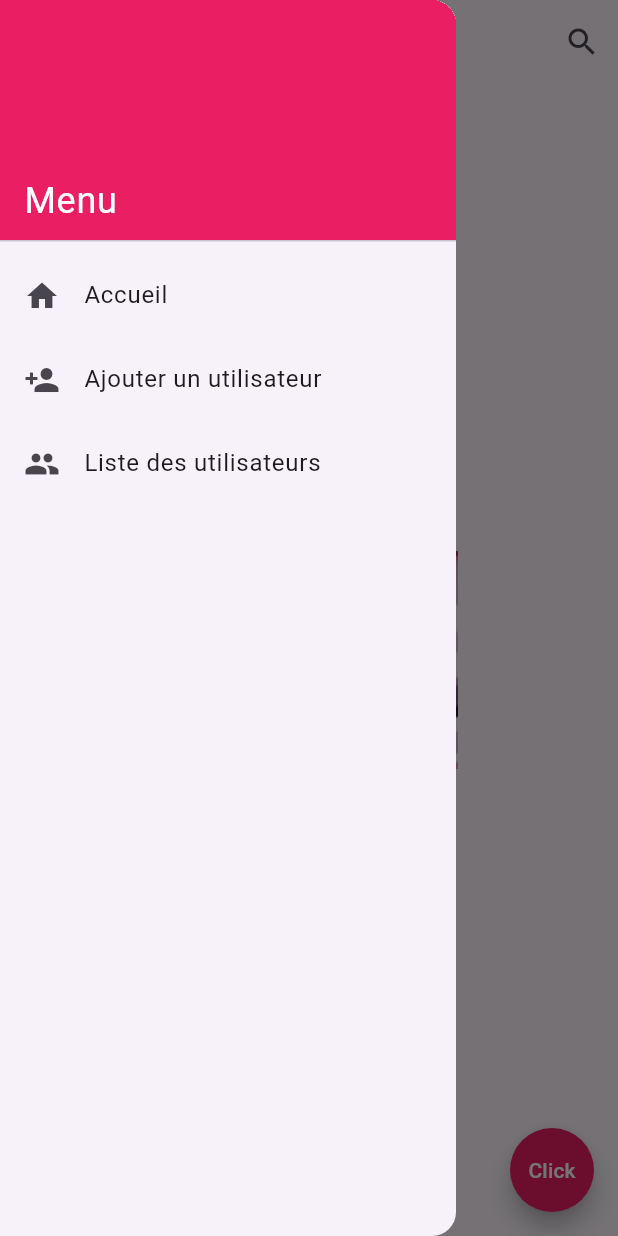
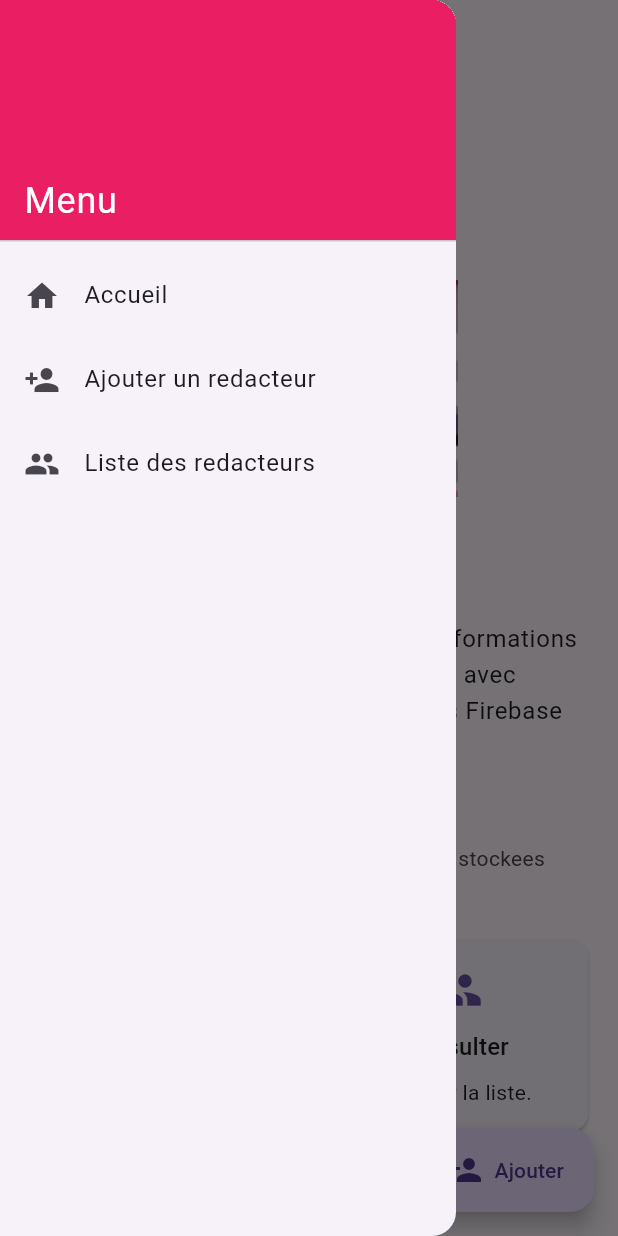
Before and after one commit to DEIVIED/activie3, a Flutter app: the screen it shows after launch, with the side drawer open, on a phone screen of 412 x 824 dp. Run offline on Flutter 3.47's test engine with Material 3 defaults, Android fonts, the phone set to English and light mode, and no system bars; our stand-ins replace cloud_firestore, firebase_core; accounts and stored records are empty.

Commit message:
clean activite3

```diff
--- /dev/null
+++ b/lib/controllers/redacteur_controller.dart
@@ -0,0 +1,44 @@
+import 'package:cloud_firestore/cloud_firestore.dart';
+
+import '../models/redacteur.dart';
+
+class RedacteurController {
+  RedacteurController({FirebaseFirestore? firestore})
+    : _firestore = firestore ?? FirebaseFirestore.instance;
+
+  final FirebaseFirestore _firestore;
+
+  CollectionReference<Map<String, dynamic>> get _collection =>
+      _firestore.collection('redacteurs');
+
+  Stream<List<Redacteur>> listerRedacteurs() {
+    return _collection
+        .orderBy('nom')
+        .snapshots()
+        .map(
+          (snapshot) => snapshot.docs
+              .map((doc) => Redacteur.fromMap(doc.id, doc.data()))
+              .toList(),
+        );
+  }
+
+  Future<void> ajouterRedacteur({
+    required String nom,
+    required String specialite,
+  }) {
+    return _collection.add(Redacteur(nom: nom, specialite: specialite).toMap());
+  }
+
+  Future<void> modifierRedacteur(Redacteur redacteur) {
+    final id = redacteur.id;
+    if (id == null) {
+      return Future.value();
+    }
+
+    return _collection.doc(id).update(redacteur.toMap());
+  }
+
+  Future<void> supprimerRedacteur(String id) {
+    return _collection.doc(id).delete();
+  }
+}
--- a/lib/main.dart
+++ b/lib/main.dart
@@ -16,7 +16,7 @@ class MonAppli extends StatelessWidget {
   @override
   Widget build(BuildContext context) {
     return const MaterialApp(
-      title: 'Magazine',
+      title: 'Magazine Infos',
       debugShowCheckedModeBanner: false,
       home: PageAccueil(),
     );
--- /dev/null
+++ b/lib/models/redacteur.dart
@@ -0,0 +1,19 @@
+class Redacteur {
+  const Redacteur({this.id, required this.nom, required this.specialite});
+
+  final String? id;
+  final String nom;
+  final String specialite;
+
+  Map<String, dynamic> toMap() {
+    return {'nom': nom, 'specialite': specialite};
+  }
+
+  factory Redacteur.fromMap(String id, Map<String, dynamic> map) {
+    return Redacteur(
+      id: id,
+      nom: map['nom'] as String? ?? '',
+      specialite: map['specialite'] as String? ?? '',
+    );
+  }
+}
--- /dev/null
+++ b/lib/views/modifier_redacteur_page.dart
@@ -0,0 +1,40 @@
+import 'package:flutter/material.dart';
+
+import '../controllers/redacteur_controller.dart';
+import '../models/redacteur.dart';
+import '../widgets/redacteur_formulaire.dart';
+
+class ModifierRedacteurPage extends StatelessWidget {
+  const ModifierRedacteurPage({
+    super.key,
+    required this.controller,
+    required this.redacteur,
+  });
+
+  final RedacteurController controller;
+  final Redacteur redacteur;
+
+  @override
+  Widget build(BuildContext context) {
+    return SingleChildScrollView(
+      padding: const EdgeInsets.all(16),
+      child: RedacteurFormulaire(
+        redacteur: redacteur,
+        onEnregistrer: ({required nom, required specialite}) async {
+          await controller.modifierRedacteur(
+            Redacteur(id: redacteur.id, nom: nom, specialite: specialite),
+          );
+
+          if (!context.mounted) {
+            return;
+          }
+
+          ScaffoldMessenger.of(context).showSnackBar(
+            const SnackBar(content: Text('Redacteur modifie avec succes')),
+          );
+          Navigator.pop(context);
+        },
+      ),
+    );
+  }
+}
--- a/lib/views/page_accueil.dart
+++ b/lib/views/page_accueil.dart
@@ -1,12 +1,17 @@
 import 'package:flutter/material.dart';
 
-import '../controllers/accueil_controller.dart';
-import '../models/utilisateur.dart';
+import '../controllers/redacteur_controller.dart';
+import '../models/magazine.dart';
 import '../widgets/menu_navigation.dart';
 import '../widgets/magazine_image.dart';
-import '../widgets/magazine_floating_button.dart';
-import '../widgets/utilisateur_formulaire.dart';
-import '../widgets/utilisateurs_liste.dart';
+import '../widgets/section_icone.dart';
+import '../widgets/section_service.dart';
+import '../widgets/section_texte.dart';
+import '../widgets/section_titre.dart';
+import 'ajout_redacteur_page.dart';
+import 'redacteur_info_page.dart';
+
+enum PageActive { accueil, ajoutRedacteur, listeRedacteurs }
 
 class PageAccueil extends StatefulWidget {
   const PageAccueil({super.key});
@@ -16,91 +21,108 @@ class PageAccueil extends StatefulWidget {
 }
 
 class _PageAccueilState extends State<PageAccueil> {
-  final AccueilController controller = AccueilController();
+  final RedacteurController _redacteurController = RedacteurController();
+  PageActive _pageActive = PageActive.accueil;
 
-  @override
-  void dispose() {
-    controller.dispose();
-    super.dispose();
-  }
+  Magazine get _magazine => const Magazine(
+    titre: 'Magazine Infos',
+    imagePath: 'assets/images/magazineInfo.png',
+    boutonTexte: 'Ajouter',
+  );
 
   @override
   Widget build(BuildContext context) {
-    final magazine = controller.magazine;
-
-    return AnimatedBuilder(
-      animation: controller,
-      builder: (context, _) {
     return Scaffold(
-          appBar: AppBar(
-            title: Text(_titrePage(magazine.titre)),
-            actions: [
-              IconButton(
-                icon: const Icon(Icons.search),
-                onPressed: controller.rechercher,
-              ),
-            ],
-          ),
+      appBar: AppBar(title: Text(_titrePage())),
       drawer: MenuNavigation(
-            onAccueilSelected: controller.afficherAccueil,
-            onAjoutUtilisateurSelected: controller.afficherFormulaireAjout,
-            onListeUtilisateursSelected: controller.afficherListeUtilisateurs,
+        onAccueilSelected: () => _changerPage(PageActive.accueil),
+        onAjoutRedacteurSelected: () => _changerPage(PageActive.ajoutRedacteur),
+        onListeRedacteursSelected: () =>
+            _changerPage(PageActive.listeRedacteurs),
       ),
       body: _contenuPage(),
-          floatingActionButton: controller.pageActive == PageActive.accueil
-              ? MagazineFloatingButton(
-                  label: magazine.boutonTexte,
-                  onPressed: controller.cliquerBouton,
+      floatingActionButton: _pageActive == PageActive.accueil
+          ? FloatingActionButton.extended(
+              onPressed: () => _changerPage(PageActive.ajoutRedacteur),
+              icon: const Icon(Icons.person_add),
+              label: Text(_magazine.boutonTexte),
             )
           : null,
     );
-      },
-    );
   }
 
-  String _titrePage(String titreAccueil) {
-    return switch (controller.pageActive) {
-      PageActive.accueil => titreAccueil,
-      PageActive.ajoutUtilisateur =>
-        controller.utilisateurEnModification == null
-            ? 'Ajouter un utilisateur'
-            : 'Modifier un utilisateur',
-      PageActive.listeUtilisateurs => 'Liste des utilisateurs',
+  String _titrePage() {
+    return switch (_pageActive) {
+      PageActive.accueil => _magazine.titre,
+      PageActive.ajoutRedacteur => 'Ajouter un redacteur',
+      PageActive.listeRedacteurs => 'Liste des redacteurs',
     };
   }
 
   Widget _contenuPage() {
-    return switch (controller.pageActive) {
-      PageActive.accueil => Center(
-        child: MagazineImage(imagePath: controller.magazine.imagePath),
+    return switch (_pageActive) {
+      PageActive.accueil => _accueil(),
+      PageActive.ajoutRedacteur => AjoutRedacteurPage(
+        controller: _redacteurController,
+        onEnregistre: () => _changerPage(PageActive.listeRedacteurs),
       ),
-      PageActive.ajoutUtilisateur => UtilisateurFormulaire(
-        utilisateur: controller.utilisateurEnModification,
-        onEnregistrer: _enregistrerUtilisateur,
-      ),
-      PageActive.listeUtilisateurs => UtilisateursListe(
-        utilisateurs: controller.utilisateurs,
-        onModifier: controller.preparerModification,
-        onSupprimer: controller.supprimerUtilisateur,
+      PageActive.listeRedacteurs => RedacteurInfoPage(
+        controller: _redacteurController,
       ),
     };
   }
 
-  void _enregistrerUtilisateur({
-    Utilisateur? utilisateur,
-    required String fullname,
-    required String email,
-  }) {
-    if (utilisateur == null) {
-      controller.ajouterUtilisateur(fullname: fullname, email: email);
-      return;
+  Widget _accueil() {
+    return SingleChildScrollView(
+      padding: const EdgeInsets.all(16),
+      child: Column(
+        crossAxisAlignment: CrossAxisAlignment.stretch,
+        children: [
+          SectionTitre(titre: _magazine.titre),
+          const SizedBox(height: 16),
+          ClipRRect(
+            borderRadius: BorderRadius.circular(8),
+            child: MagazineImage(imagePath: _magazine.imagePath),
+          ),
+          const SizedBox(height: 16),
+          const SectionTexte(
+            texte:
+                'Application mobile de gestion des informations du magazine et des redacteurs, avec synchronisation en temps reel dans Firebase Firestore.',
+          ),
+          const SizedBox(height: 20),
+          const SectionIcone(
+            icone: Icons.cloud_sync,
+            titre: 'Firestore',
+            sousTitre: 'Les donnees des redacteurs sont stockees en ligne.',
+          ),
+          const SizedBox(height: 12),
+          Row(
+            children: const [
+              Expanded(
+                child: SectionService(
+                  icone: Icons.person_add,
+                  titre: 'Ajouter',
+                  description: 'Creer un redacteur.',
+                ),
+              ),
+              SizedBox(width: 12),
+              Expanded(
+                child: SectionService(
+                  icone: Icons.people,
+                  titre: 'Consulter',
+                  description: 'Afficher la liste.',
+                ),
+              ),
+            ],
+          ),
+        ],
+      ),
+    );
   }
 
-    final id = utilisateur.id;
-    if (id == null) {
-      return;
-    }
-
-    controller.modifierUtilisateur(id: id, fullname: fullname, email: email);
+  void _changerPage(PageActive page) {
+    setState(() {
+      _pageActive = page;
+    });
   }
 }
--- /dev/null
+++ b/lib/views/redacteur_info_page.dart
@@ -0,0 +1,87 @@
+import 'package:flutter/material.dart';
+
+import '../controllers/redacteur_controller.dart';
+import '../models/redacteur.dart';
+import 'modifier_redacteur_page.dart';
+import 'supprimer_redacteur_page.dart';
+
+class RedacteurInfoPage extends StatelessWidget {
+  const RedacteurInfoPage({super.key, required this.controller});
+
+  final RedacteurController controller;
+
+  @override
+  Widget build(BuildContext context) {
+    return StreamBuilder<List<Redacteur>>(
+      stream: controller.listerRedacteurs(),
+      builder: (context, snapshot) {
+        if (snapshot.hasError) {
+          return Center(child: Text('Erreur : ${snapshot.error}'));
+        }
+
+        if (snapshot.connectionState == ConnectionState.waiting) {
+          return const Center(child: CircularProgressIndicator());
+        }
+
+        final redacteurs = snapshot.data ?? [];
+
+        if (redacteurs.isEmpty) {
+          return const Center(child: Text('Aucun redacteur enregistre'));
+        }
+
+        return ListView.separated(
+          padding: const EdgeInsets.all(12),
+          itemCount: redacteurs.length,
+          separatorBuilder: (context, index) => const Divider(height: 1),
+          itemBuilder: (context, index) {
+            final redacteur = redacteurs[index];
+
+            return ListTile(
+              leading: const CircleAvatar(child: Icon(Icons.edit_note)),
+              title: Text(redacteur.nom),
+              subtitle: Text(redacteur.specialite),
+              trailing: Wrap(
+                spacing: 4,
+                children: [
+                  IconButton(
+                    tooltip: 'Modifier',
+                    icon: const Icon(Icons.edit),
+                    onPressed: () => _ouvrirModification(context, redacteur),
+                  ),
+                  IconButton(
+                    tooltip: 'Supprimer',
+                    icon: const Icon(Icons.delete),
+                    onPressed: () => _confirmerSuppression(context, redacteur),
+                  ),
+                ],
+              ),
+            );
+          },
+        );
+      },
+    );
+  }
+
+  void _ouvrirModification(BuildContext context, Redacteur redacteur) {
+    Navigator.push(
+      context,
+      MaterialPageRoute(
+        builder: (context) => Scaffold(
+          appBar: AppBar(title: const Text('Modifier un redacteur')),
+          body: ModifierRedacteurPage(
+            controller: controller,
+            redacteur: redacteur,
+          ),
+        ),
+      ),
+    );
+  }
+
+  void _confirmerSuppression(BuildContext context, Redacteur redacteur) {
+    showDialog<void>(
+      context: context,
+      builder: (context) =>
+          SupprimerRedacteurPage(controller: controller, redacteur: redacteur),
+    );
+  }
+}
--- /dev/null
+++ b/lib/views/supprimer_redacteur_page.dart
@@ -0,0 +1,49 @@
+import 'package:flutter/material.dart';
+
+import '../controllers/redacteur_controller.dart';
+import '../models/redacteur.dart';
+
+class SupprimerRedacteurPage extends StatelessWidget {
+  const SupprimerRedacteurPage({
+    super.key,
+    required this.controller,
+    required this.redacteur,
+  });
+
+  final RedacteurController controller;
+  final Redacteur redacteur;
+
+  @override
+  Widget build(BuildContext context) {
+    return AlertDialog(
+      title: const Text('Supprimer le redacteur'),
+      content: Text('Confirmer la suppression de ${redacteur.nom} ?'),
+      actions: [
+        TextButton(
+          onPressed: () => Navigator.pop(context),
+          child: const Text('Annuler'),
+        ),
+        FilledButton.icon(
+          onPressed: redacteur.id == null
+              ? null
+              : () async {
+                  await controller.supprimerRedacteur(redacteur.id!);
+
+                  if (!context.mounted) {
+                    return;
+                  }
+
+                  Navigator.pop(context);
+                  ScaffoldMessenger.of(context).showSnackBar(
+                    const SnackBar(
+                      content: Text('Redacteur supprime avec succes'),
+                    ),
+                  );
+                },
+          icon: const Icon(Icons.delete),
+          label: const Text('Supprimer'),
+        ),
+      ],
+    );
+  }
+}
--- a/lib/widgets/menu_navigation.dart
+++ b/lib/widgets/menu_navigation.dart
@@ -4,13 +4,13 @@ class MenuNavigation extends StatelessWidget {
   const MenuNavigation({
     super.key,
     required this.onAccueilSelected,
-    required this.onAjoutUtilisateurSelected,
-    required this.onListeUtilisateursSelected,
+    required this.onAjoutRedacteurSelected,
+    required this.onListeRedacteursSelected,
   });
 
   final VoidCallback onAccueilSelected;
-  final VoidCallback onAjoutUtilisateurSelected;
-  final VoidCallback onListeUtilisateursSelected;
+  final VoidCallback onAjoutRedacteurSelected;
+  final VoidCallback onListeRedacteursSelected;
 
   @override
   Widget build(BuildContext context) {
@@ -38,18 +38,18 @@ class MenuNavigation extends StatelessWidget {
           ),
           ListTile(
             leading: const Icon(Icons.person_add),
-            title: const Text('Ajouter un utilisateur'),
+            title: const Text('Ajouter un redacteur'),
             onTap: () {
               Navigator.pop(context);
-              onAjoutUtilisateurSelected();
+              onAjoutRedacteurSelected();
             },
           ),
           ListTile(
             leading: const Icon(Icons.people),
-            title: const Text('Liste des utilisateurs'),
+            title: const Text('Liste des redacteurs'),
             onTap: () {
               Navigator.pop(context);
-              onListeUtilisateursSelected();
+              onListeRedacteursSelected();
             },
           ),
         ],
--- /dev/null
+++ b/lib/widgets/section_icone.dart
@@ -0,0 +1,23 @@
+import 'package:flutter/material.dart';
+
+class SectionIcone extends StatelessWidget {
+  const SectionIcone({
+    super.key,
+    required this.icone,
+    required this.titre,
+    required this.sousTitre,
+  });
+
+  final IconData icone;
+  final String titre;
+  final String sousTitre;
+
+  @override
+  Widget build(BuildContext context) {
+    return ListTile(
+      leading: CircleAvatar(child: Icon(icone)),
+      title: Text(titre),
+      subtitle: Text(sousTitre),
+    );
+  }
+}
--- /dev/null
+++ b/lib/widgets/section_service.dart
@@ -0,0 +1,36 @@
+import 'package:flutter/material.dart';
+
+class SectionService extends StatelessWidget {
+  const SectionService({
+    super.key,
+    required this.icone,
+    required this.titre,
+    required this.description,
+  });
+
+  final IconData icone;
+  final String titre;
+  final String description;
+
+  @override
+  Widget build(BuildContext context) {
+    return Card(
+      child: Padding(
+        padding: const EdgeInsets.all(16),
+        child: Column(
+          children: [
+            Icon(icone, size: 36, color: Theme.of(context).colorScheme.primary),
+            const SizedBox(height: 8),
+            Text(
+              titre,
+              style: Theme.of(context).textTheme.titleMedium,
+              textAlign: TextAlign.center,
+            ),
+            const SizedBox(height: 8),
+            Text(description, textAlign: TextAlign.center),
+          ],
+        ),
+      ),
+    );
+  }
+}
--- /dev/null
+++ b/lib/widgets/section_texte.dart
@@ -0,0 +1,16 @@
+import 'package:flutter/material.dart';
+
+class SectionTexte extends StatelessWidget {
+  const SectionTexte({super.key, required this.texte});
+
+  final String texte;
+
+  @override
+  Widget build(BuildContext context) {
+    return Text(
+      texte,
+      style: Theme.of(context).textTheme.bodyLarge,
+      textAlign: TextAlign.center,
+    );
+  }
+}
--- /dev/null
+++ b/lib/widgets/section_titre.dart
@@ -0,0 +1,18 @@
+import 'package:flutter/material.dart';
+
+class SectionTitre extends StatelessWidget {
+  const SectionTitre({super.key, required this.titre});
+
+  final String titre;
+
+  @override
+  Widget build(BuildContext context) {
+    return Text(
+      titre,
+      style: Theme.of(
+        context,
+      ).textTheme.headlineSmall?.copyWith(fontWeight: FontWeight.bold),
+      textAlign: TextAlign.center,
+    );
+  }
+}
```
Also changed, not shown: lib/views/ajout_redacteur_page.dart (added, +36 -0 lines), lib/widgets/redacteur_formulaire.dart (added, +96 -0 lines), 1 other file. Lines whose indentation alone changed are shown as unchanged.
